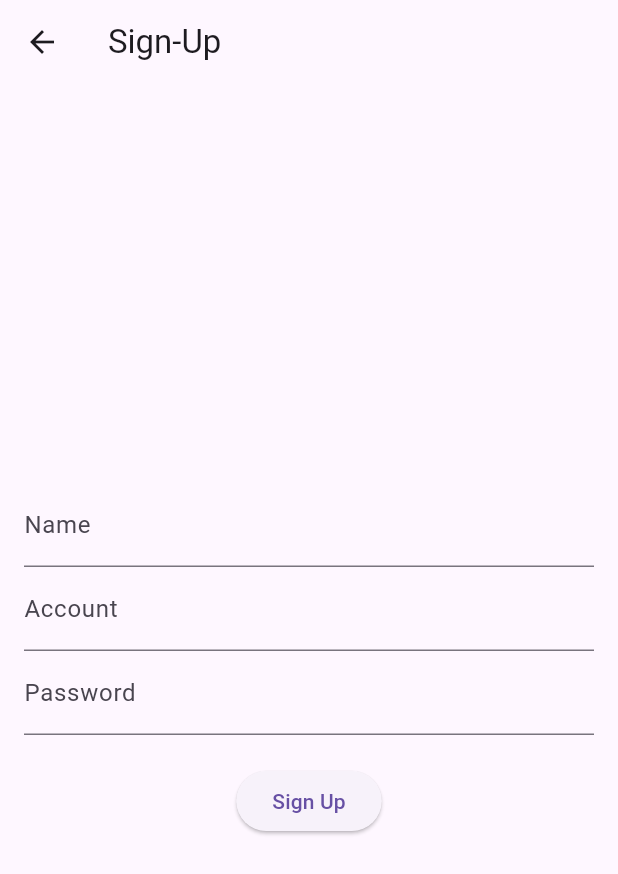
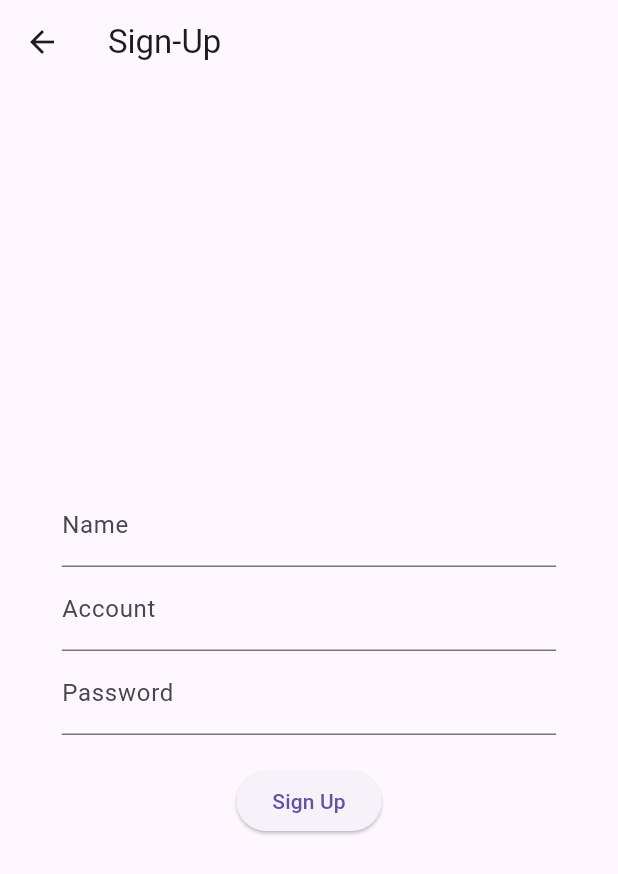
Before and after one commit to BassemWael/flutter-intern, a Flutter app: the screen it shows after launch, after a tap on an icon or button, on a phone screen of 412 x 824 dp. Shown: the top 874 px of the screen. Run offline on Flutter 3.47's test engine with Material 3 defaults, Android fonts, the phone set to English and light mode, and no system bars.

Commit message:
responsive layout done

```diff
--- a/project/lib/Screens/login.dart
+++ b/project/lib/Screens/login.dart
@@ -22,23 +22,32 @@ class _LoginScreenState extends State<LoginScreen> {
 
   @override
   Widget build(BuildContext context) {
+    final screenWidth = MediaQuery.of(context).size.width;
+    final inputWidth = screenWidth * 0.8;
     return Scaffold(
       appBar: AppBar(
         title: const Text('Login'),
       ),
       body: Padding(
         padding: const EdgeInsets.all(16.0),
+        child: Center(
           child: Column(
             mainAxisAlignment: MainAxisAlignment.center,
             children: [
-            TextField(
+              SizedBox(
+                width: inputWidth,
+                child: TextField(
                   controller: _accountController,
                   decoration: const InputDecoration(labelText: 'Account'),
                 ),
-            TextField(
+              ),
+              SizedBox(
+                width: inputWidth,
+                child: TextField(
                   controller: _passwordController,
                   decoration: const InputDecoration(labelText: 'Password'),
                   obscureText: true,
+                ),
               ),
               const SizedBox(height: 20),
               ElevatedButton(
@@ -57,6 +66,7 @@ class _LoginScreenState extends State<LoginScreen> {
             ],
           ),
         ),
+      ),
     );
   }
 }
--- a/project/lib/Screens/signup.dart
+++ b/project/lib/Screens/signup.dart
@@ -23,27 +23,39 @@ class _SignUpScreenState extends State<SignUpScreen> {
 
   @override
   Widget build(BuildContext context) {
+    final screenWidth = MediaQuery.of(context).size.width;
+    final inputWidth = screenWidth * 0.8;
     return Scaffold(
       appBar: AppBar(
         title: const Text('Sign-Up'),
       ),
       body: Padding(
         padding: const EdgeInsets.all(16.0),
+        child: Center(
           child: Column(
             mainAxisAlignment: MainAxisAlignment.center,
             children: [
-            TextField(
+              SizedBox(
+                width: inputWidth,
+                child: TextField(
                   controller: _nameController,
                   decoration: const InputDecoration(labelText: 'Name'),
                 ),
-            TextField(
+              ),
+              SizedBox(
+                width: inputWidth,
+                child: TextField(
                   controller: _accountController,
                   decoration: const InputDecoration(labelText: 'Account'),
                 ),
-            TextField(
+              ),
+              SizedBox(
+                width: inputWidth,
+                child: TextField(
                   controller: _passwordController,
                   decoration: const InputDecoration(labelText: 'Password'),
                   obscureText: true,
+                ),
               ),
               const SizedBox(height: 20),
               ElevatedButton(
@@ -57,6 +69,7 @@ class _SignUpScreenState extends State<SignUpScreen> {
             ],
           ),
         ),
+      ),
     );
   }
 }
```
Lines whose indentation alone changed are shown as unchanged.
